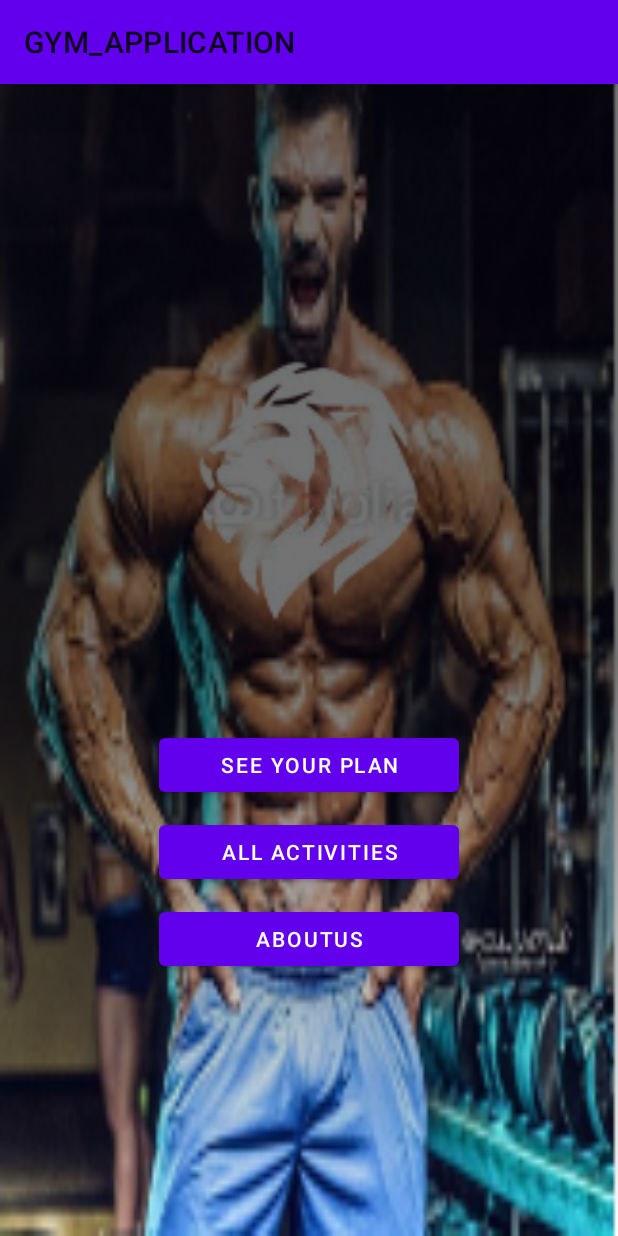
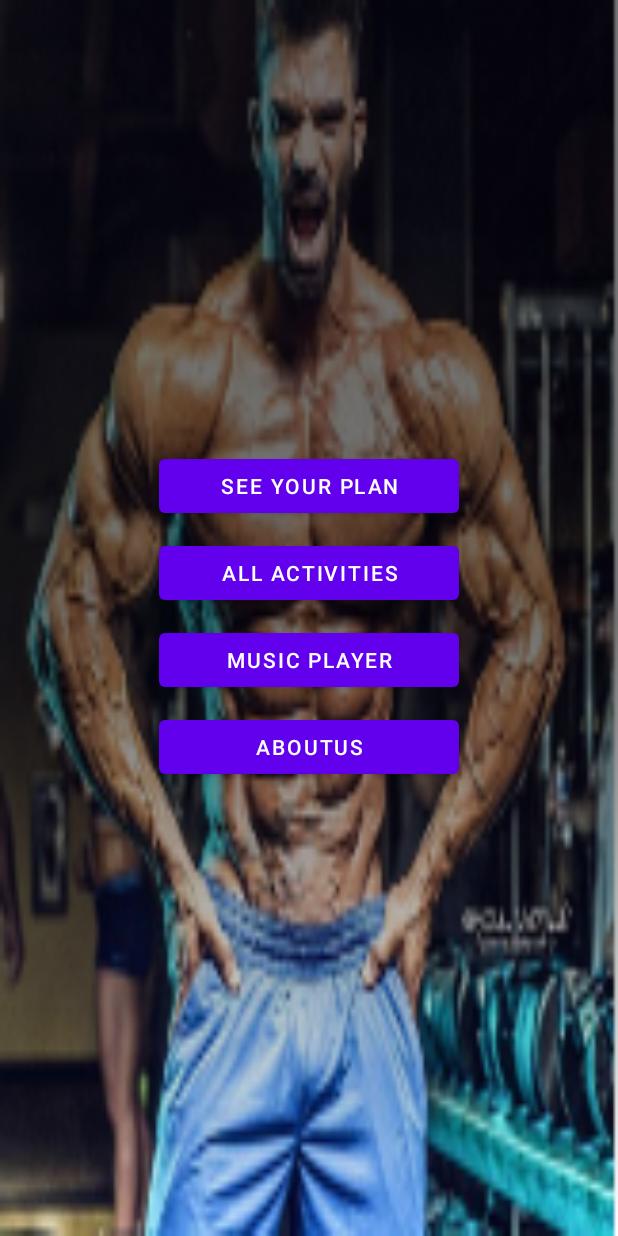
Before and after one commit to adarsh-goswamii/GYM_APPLICATION, an Android app: the screen it shows after launch (MainActivity), on a phone screen of 412 x 824 dp. Run offline under Robolectric (Android 15) with nearby library versions, the phone set to English and light mode, and no system bars; Roboto replaces fonts that are not available here.

Commit message:
MusicPlayer1

```diff
--- a/app/build.gradle
+++ b/app/build.gradle
@@ -24,6 +24,7 @@ android {
 
 dependencies {
     implementation 'com.github.bumptech.glide:glide:4.11.0'
+    implementation 'androidx.legacy:legacy-support-v4:1.0.0'
     annotationProcessor 'com.github.bumptech.glide:compiler:4.11.0'
     implementation 'com.google.android.material:material:1.1.0'
     implementation fileTree(dir: "libs", include: ["*.jar"])
--- a/app/src/main/AndroidManifest.xml
+++ b/app/src/main/AndroidManifest.xml
@@ -1,7 +1,8 @@
 <?xml version="1.0" encoding="utf-8"?>
 <manifest xmlns:android="http://schemas.android.com/apk/res/android"
     package="com.example.gym_application">
-    <uses-permission android:name="android.permission.INTERNET"/>
+
+    <uses-permission android:name="android.permission.INTERNET" />
 
     <application
         android:allowBackup="true"
@@ -10,7 +11,8 @@
         android:roundIcon="@mipmap/ic_logo"
         android:supportsRtl="true"
         android:theme="@style/AppTheme">
-        <activity android:name=".AllTrainings"></activity>
+        <activity android:name=".MusicPlayer"></activity>
+        <activity android:name=".AllTrainings" />
         <activity android:name=".MainActivity">
             <intent-filter>
                 <action android:name="android.intent.action.MAIN" />
--- a/app/src/main/java/com/example/gym_application/MainActivity.java
+++ b/app/src/main/java/com/example/gym_application/MainActivity.java
@@ -11,7 +11,7 @@ import java.util.zip.Inflater;
 
 public class MainActivity extends AppCompatActivity {
 
-    private Button about, allActivity, plan;
+    private Button about, allActivity, plan, musicPlayer;
     @Override
     protected void onCreate(Bundle savedInstanceState) {
         super.onCreate(savedInstanceState);
@@ -22,6 +22,15 @@ public class MainActivity extends AppCompatActivity {
         about= findViewById(R.id.aboutBtn);
         plan= findViewById(R.id.plansBtn);
         allActivity= findViewById(R.id.activitiesBtn);
+        musicPlayer= findViewById(R.id.musicPlayerBtn);
+
+        musicPlayer.setOnClickListener(new View.OnClickListener() {
+            @Override
+            public void onClick(View view) {
+                Intent intent=new Intent(MainActivity.this, MusicPlayer.class);
+                startActivity(intent);
+            }
+        });
 
         about.setOnClickListener(new View.OnClickListener() {
             @Override
--- a/app/src/main/res/layout/activity_main.xml
+++ b/app/src/main/res/layout/activity_main.xml
@@ -7,20 +7,13 @@
     android:layout_height="match_parent"
     tools:context=".MainActivity">
 
-    <ImageView
-        android:layout_width="300dp"
-        android:layout_height="300dp"
-        android:src="@mipmap/ic_white_foreground"
-        android:layout_centerHorizontal="true"
-        android:id="@+id/logo"
-        android:layout_marginTop="130dp"/>
 
     <Button
         android:layout_width="200dp"
         android:layout_height="wrap_content"
         android:text="See Your Plan"
         android:layout_centerHorizontal="true"
-        android:layout_below="@+id/logo"
+        android:layout_marginTop="300dp"
         android:id="@+id/plansBtn"/>
 
     <Button
@@ -37,9 +30,19 @@
         android:layout_height="wrap_content"
         android:text="AboutUs"
         android:layout_centerHorizontal="true"
+        android:layout_below="@+id/musicPlayerBtn"
+        android:layout_marginTop="10dp"
+        android:id="@+id/aboutBtn"/>
+
+    <Button
+        android:layout_width="200dp"
+        android:layout_height="wrap_content"
+        android:text="Music Player"
         android:layout_below="@+id/activitiesBtn"
         android:layout_marginTop="10dp"
-        android:id="@+id/aboutBtn"/>
+        android:id="@+id/musicPlayerBtn"
+        android:layout_centerHorizontal="true"
+        />
 
     <RelativeLayout
         android:layout_width="match_parent"
--- a/app/src/main/res/values/strings.xml
+++ b/app/src/main/res/values/strings.xml
@@ -1,3 +1,5 @@
 <resources>
     <string name="app_name">GYM_APPLICATION</string>
+    <!-- TODO: Remove or change this placeholder text -->
+    <string name="hello_blank_fragment">Hello blank fragment</string>
 </resources>
--- a/app/src/main/res/values/styles.xml
+++ b/app/src/main/res/values/styles.xml
@@ -1,6 +1,6 @@
 <resources>
     <!-- Base application theme. -->
-    <style name="AppTheme" parent="Theme.MaterialComponents.Light">
+    <style name="AppTheme" parent="Theme.MaterialComponents.Light.NoActionBar">
         <!-- Customize your theme here. -->
         <item name="colorPrimary">@color/colorPrimary</item>
         <item name="colorPrimaryDark">@color/colorPrimaryDark</item>
```
Also changed, not shown: app/src/main/java/com/example/gym_application/AlbumFragment.java (added, +64 -0 lines), app/src/main/java/com/example/gym_application/MusicPlayer.java (added, +77 -0 lines), app/src/main/java/com/example/gym_application/SongsFragment.java (added, +65 -0 lines), app/src/main/res/drawable/tab_film.xml (added, +7 -0 lines), app/src/main/res/layout/activity_music_player.xml (added, +27 -0 lines), app/src/main/res/layout/fragment_album.xml (added, +14 -0 lines), app/src/main/res/layout/fragment_songs.xml (added, +14 -0 lines).
